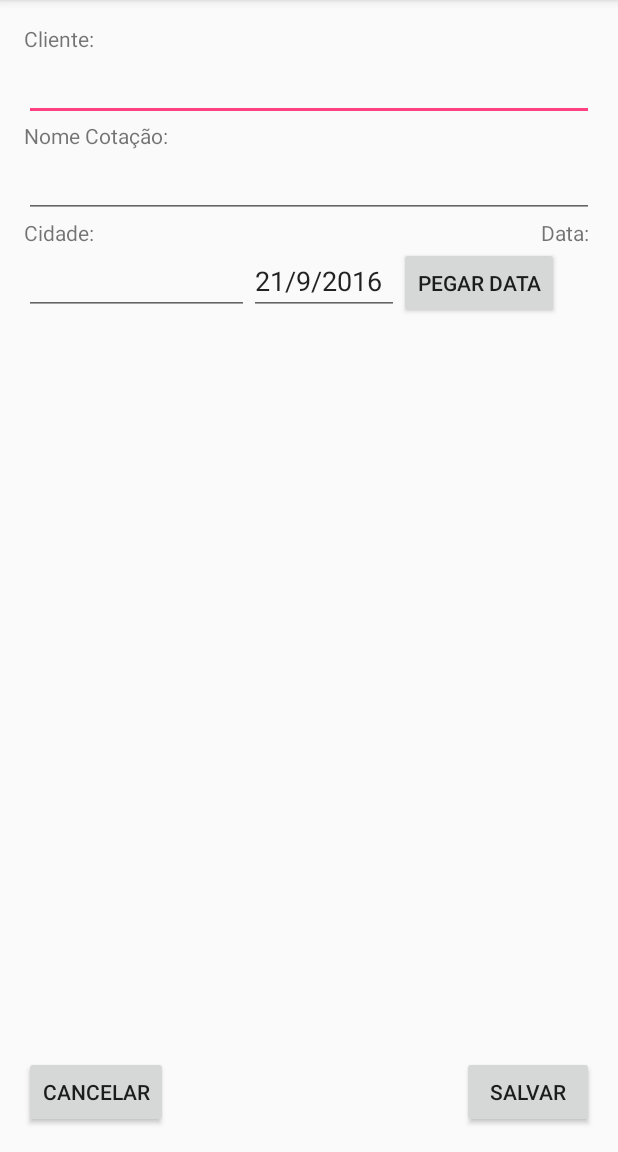
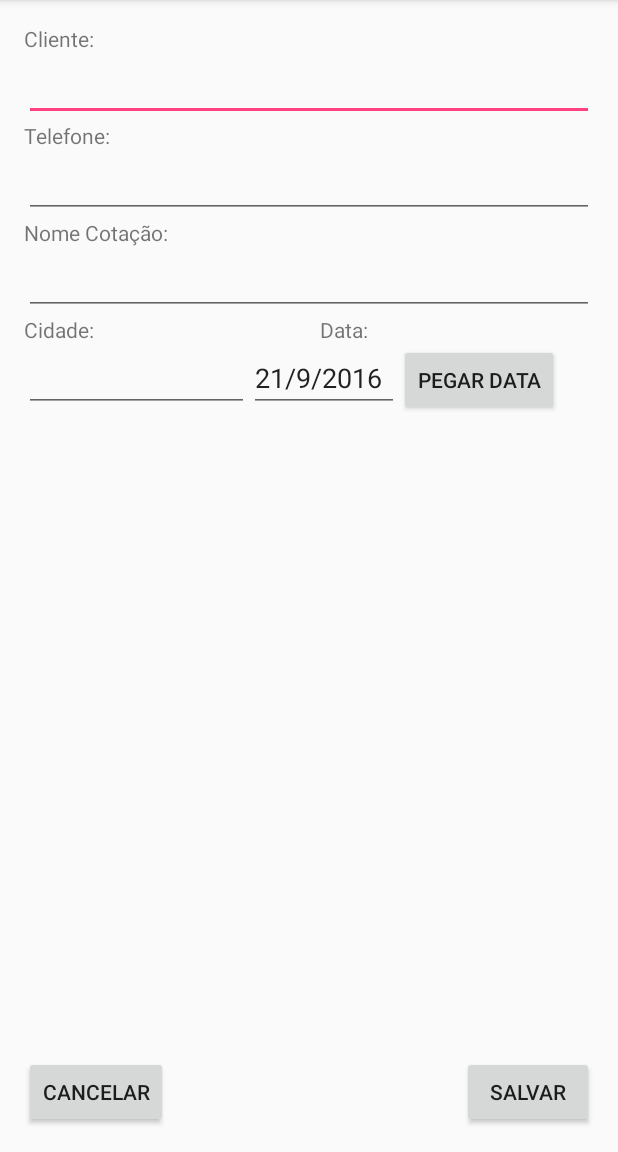
Before and after one commit to lucasaraujoo/StoreCheck, an Android app: the Cotar screen opened directly, with no data from a screen before it, on a phone screen of 412 x 824 dp, the part 84-1236 px from its top. Run offline under Robolectric (Android 15) with nearby library versions, the phone set to English and light mode, and no system bars.

Commit message:
Correções

```diff
--- a/app/src/main/res/layout/activity_cotar.xml
+++ b/app/src/main/res/layout/activity_cotar.xml
@@ -20,15 +20,27 @@
         android:layout_width="match_parent"
         android:layout_height="wrap_content"
         android:id="@+id/edCliente"
-        android:layout_below="@+id/textViewcCli"
-        />
+        android:layout_below="@+id/textViewcCli"/>
+
+    <TextView
+        android:layout_width="match_parent"
+        android:layout_height="wrap_content"
+        android:text="Telefone: "
+        android:layout_below="@+id/edCliente"
+        android:id="@+id/textViewcTel"/>
+
+    <EditText
+        android:layout_width="match_parent"
+        android:layout_height="wrap_content"
+        android:id="@+id/edTelefone"
+        android:layout_below="@+id/textViewcTel"/>
 
     <TextView
         android:layout_width="match_parent"
         android:layout_height="wrap_content"
         android:text="Nome Cotação: "
         android:id="@+id/textView2"
-        android:layout_below="@+id/edCliente" />
+        android:layout_below="@+id/edTelefone" />
     <EditText
         android:id="@+id/etNomeCotacao"
         android:layout_width="match_parent"
@@ -49,6 +61,7 @@
         android:layout_width="wrap_content"
         android:layout_height="wrap_content"
         android:text="Data: "
+        android:textAlignment="center"
         android:layout_below="@+id/etNomeCotacao"
         android:layout_alignParentRight="true"
         android:gravity="right"
```
